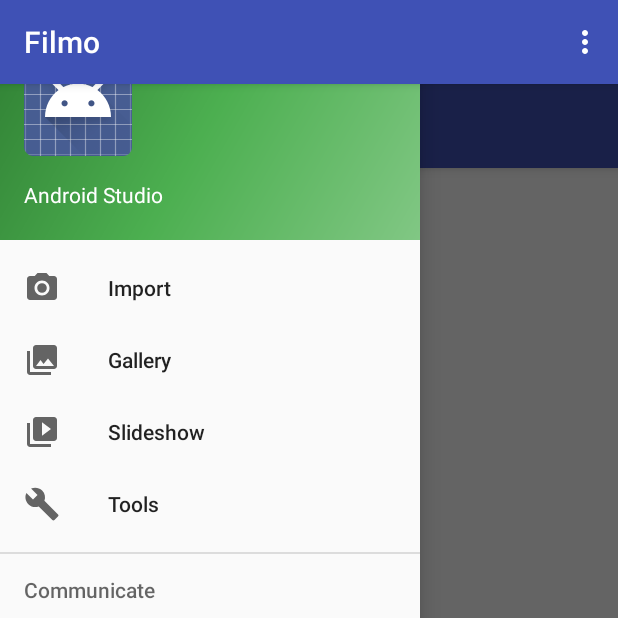
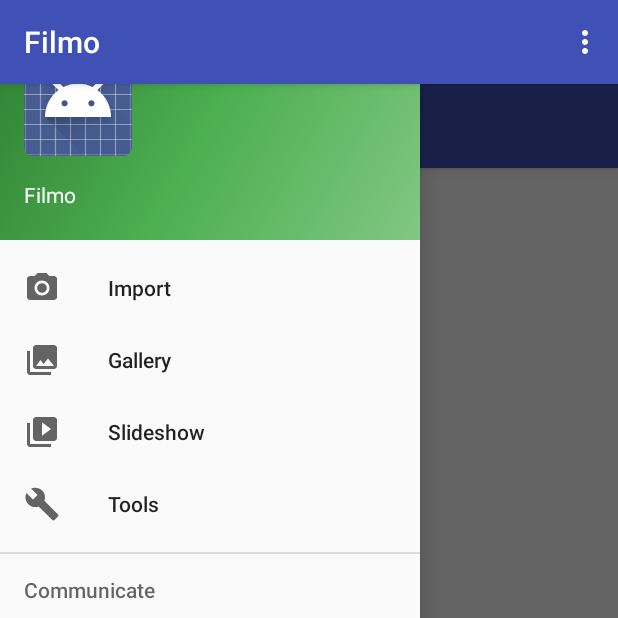
Before and after one commit to aulialigar/Filmo, an Android app: the screen it shows after launch (MainActivity), with the side drawer open, on a phone screen of 412 x 824 dp, the top half of it. Run offline under Robolectric (Android 15) with nearby library versions, the light colour scheme and no system bars.

Commit message:
rev2 commit

```diff
--- a/app/src/main/java/id/sch/smktelkom_mlg/privateassignment/xirpl409/filmo/adapter/ComingSoonAdapter.java
+++ b/app/src/main/java/id/sch/smktelkom_mlg/privateassignment/xirpl409/filmo/adapter/ComingSoonAdapter.java
@@ -16,14 +16,13 @@ import id.sch.smktelkom_mlg.privateassignment.xirpl409.filmo.R;
 import id.sch.smktelkom_mlg.privateassignment.xirpl409.filmo.model.Result;
 
 /**
- * Created by Louisa on 5/13/2017.
+ * Created by Smktelkom on 5/13/2017.
  */
 
 public class ComingSoonAdapter extends RecyclerView.Adapter<ComingSoonAdapter.ViewHolder> {
     ArrayList<Result> list;
     ComingSoonAdapter.IComingSoonAdapter mIComingSoonAdapter;
     Context context;
-
 
     public ComingSoonAdapter(Context context, ArrayList<Result> list) {
         this.list = list;
--- a/app/src/main/java/id/sch/smktelkom_mlg/privateassignment/xirpl409/filmo/adapter/NowPlayingAdapter.java
+++ b/app/src/main/java/id/sch/smktelkom_mlg/privateassignment/xirpl409/filmo/adapter/NowPlayingAdapter.java
@@ -16,14 +16,13 @@ import id.sch.smktelkom_mlg.privateassignment.xirpl409.filmo.R;
 import id.sch.smktelkom_mlg.privateassignment.xirpl409.filmo.model.Result;
 
 /**
- * Created by Louisa on 5/13/2017.
+ * Created by Smktelkom on 5/13/2017.
  */
 
 public class NowPlayingAdapter extends RecyclerView.Adapter<NowPlayingAdapter.ViewHolder> {
     ArrayList<Result> list;
     INowPlayingAdapter mINowPlayingAdapter;
     Context context;
-
 
     public NowPlayingAdapter(Context context, ArrayList<Result> list) {
         this.list = list;
--- a/app/src/main/java/id/sch/smktelkom_mlg/privateassignment/xirpl409/filmo/adapter/TopAdapter.java
+++ b/app/src/main/java/id/sch/smktelkom_mlg/privateassignment/xirpl409/filmo/adapter/TopAdapter.java
@@ -16,7 +16,7 @@ import id.sch.smktelkom_mlg.privateassignment.xirpl409.filmo.R;
 import id.sch.smktelkom_mlg.privateassignment.xirpl409.filmo.model.Result;
 
 /**
- * Created by Louisa on 5/13/2017.
+ * Created by Smktelkom on 5/13/2017.
  */
 
 public class TopAdapter extends RecyclerView.Adapter<TopAdapter.ViewHolder> {
@@ -24,13 +24,11 @@ public class TopAdapter extends RecyclerView.Adapter<TopAdapter.ViewHolder> {
     ISourceAdapter mISourceAdapter;
     Context context;
 
-
     public TopAdapter(Context context, ArrayList<Result> list) {
         this.list = list;
         this.context = context;
         mISourceAdapter = (ISourceAdapter) context;
     }
-
 
     @Override
     public ViewHolder onCreateViewHolder(ViewGroup parent, int viewType) {
--- a/app/src/main/java/id/sch/smktelkom_mlg/privateassignment/xirpl409/filmo/model/Result.java
+++ b/app/src/main/java/id/sch/smktelkom_mlg/privateassignment/xirpl409/filmo/model/Result.java
@@ -1,10 +1,6 @@
 package id.sch.smktelkom_mlg.privateassignment.xirpl409.filmo.model;
 
 import java.util.List;
-
-/**
- * Created by hyuam on 18/04/2017.
- */
 
 public class Result {
     //            "id": "abc-news-au",
--- a/app/src/main/java/id/sch/smktelkom_mlg/privateassignment/xirpl409/filmo/model/SourcesResponse.java
+++ b/app/src/main/java/id/sch/smktelkom_mlg/privateassignment/xirpl409/filmo/model/SourcesResponse.java
@@ -1,10 +1,6 @@
 package id.sch.smktelkom_mlg.privateassignment.xirpl409.filmo.model;
 
 import java.util.List;
-
-/**
- * Created by hyuam on 18/04/2017.
- */
 
 public class SourcesResponse {
     //    "status": "ok",
--- a/app/src/main/res/layout/coming_list.xml
+++ b/app/src/main/res/layout/coming_list.xml
@@ -39,7 +39,6 @@
                     android:textColor="@android:color/black"
                     tools:text="Judul" />
 
-
                 <TextView
                     android:id="@+id/textViewDesc"
                     android:layout_width="match_parent"
@@ -49,14 +48,10 @@
                     android:textColor="@android:color/black"
                     tools:text="Desc" />
 
-
             </LinearLayout>
-
 
         </LinearLayout>
 
-
     </android.support.v7.widget.CardView>
 
-
 </LinearLayout>
--- a/app/src/main/res/layout/fragment_a.xml
+++ b/app/src/main/res/layout/fragment_a.xml
@@ -6,4 +6,4 @@
     android:layout_height="match_parent"
     android:clipToPadding="false"
     android:scrollbars="vertical"
-    tools:context="id.sch.smktelkom_mlg.privateassignment.xirpl528.movieupdate.TopFragment" />
+    tools:context="id.sch.smktelkom_mlg.privateassignment.xirpl409.filmo.TopFragment" />
--- a/app/src/main/res/layout/fragment_b.xml
+++ b/app/src/main/res/layout/fragment_b.xml
@@ -6,4 +6,4 @@
     android:layout_height="match_parent"
     android:clipToPadding="false"
     android:scrollbars="vertical"
-    tools:context="id.sch.smktelkom_mlg.privateassignment.xirpl528.movieupdate.TopFragment" />
+    tools:context="id.sch.smktelkom_mlg.privateassignment.xirpl409.filmo.NowFragment" />
--- a/app/src/main/res/layout/fragment_c.xml
+++ b/app/src/main/res/layout/fragment_c.xml
@@ -6,4 +6,4 @@
     android:layout_height="match_parent"
     android:clipToPadding="false"
     android:scrollbars="vertical"
-    tools:context="id.sch.smktelkom_mlg.privateassignment.xirpl528.movieupdate.TopFragment" />
+    tools:context="id.sch.smktelkom_mlg.privateassignment.xirpl409.filmo.SoonFragment" />
--- a/app/src/main/res/layout/nav_header_main.xml
+++ b/app/src/main/res/layout/nav_header_main.xml
@@ -23,13 +23,13 @@
         android:layout_width="match_parent"
         android:layout_height="wrap_content"
         android:paddingTop="@dimen/nav_header_vertical_spacing"
-        android:text="Android Studio"
+        android:text="Filmo"
         android:textAppearance="@style/TextAppearance.AppCompat.Body1" />
 
     <TextView
         android:id="@+id/textView"
         android:layout_width="wrap_content"
         android:layout_height="wrap_content"
-        android:text="android.studio@android.com" />
+        android:text="Film Information" />
 
 </LinearLayout>
--- a/app/src/main/res/layout/now_list.xml
+++ b/app/src/main/res/layout/now_list.xml
@@ -39,7 +39,6 @@
                     android:textColor="@android:color/black"
                     tools:text="Judul" />
 
-
                 <TextView
                     android:id="@+id/textViewDesc"
                     android:layout_width="match_parent"
@@ -49,14 +48,10 @@
                     android:textColor="@android:color/black"
                     tools:text="Desc" />
 
-
             </LinearLayout>
-
 
         </LinearLayout>
 
-
     </android.support.v7.widget.CardView>
 
-
 </LinearLayout>
--- a/app/src/main/res/layout/source_list.xml
+++ b/app/src/main/res/layout/source_list.xml
@@ -30,5 +30,4 @@
         android:textAppearance="@style/TextAppearance.AppCompat.Caption"
         android:textColor="@android:color/black"
         tools:text="Desc" />
-
 </LinearLayout>
--- a/app/src/main/res/layout/top_list.xml
+++ b/app/src/main/res/layout/top_list.xml
@@ -39,7 +39,6 @@
                     android:textColor="@android:color/black"
                     tools:text="Judul" />
 
-
                 <TextView
                     android:id="@+id/textViewDesc"
                     android:layout_width="match_parent"
@@ -49,14 +48,10 @@
                     android:textColor="@android:color/black"
                     tools:text="Desc" />
 
-
             </LinearLayout>
-
 
         </LinearLayout>
 
-
     </android.support.v7.widget.CardView>
 
-
 </LinearLayout>
```
Also changed, not shown: app/src/main/java/id/sch/smktelkom_mlg/privateassignment/xirpl409/filmo/MainActivity.java (+2 -7 lines), app/src/main/java/id/sch/smktelkom_mlg/privateassignment/xirpl409/filmo/service/GsonGetRequest.java (line endings or trailing spaces), app/src/main/java/id/sch/smktelkom_mlg/privateassignment/xirpl409/filmo/service/VolleySingleton.java (line endings or trailing spaces), app/src/main/res/layout/activity_main.xml (line endings or trailing spaces), app/src/main/res/layout/app_bar_main.xml (line endings or trailing spaces), app/src/main/res/layout/content_main.xml (line endings or trailing spaces).
